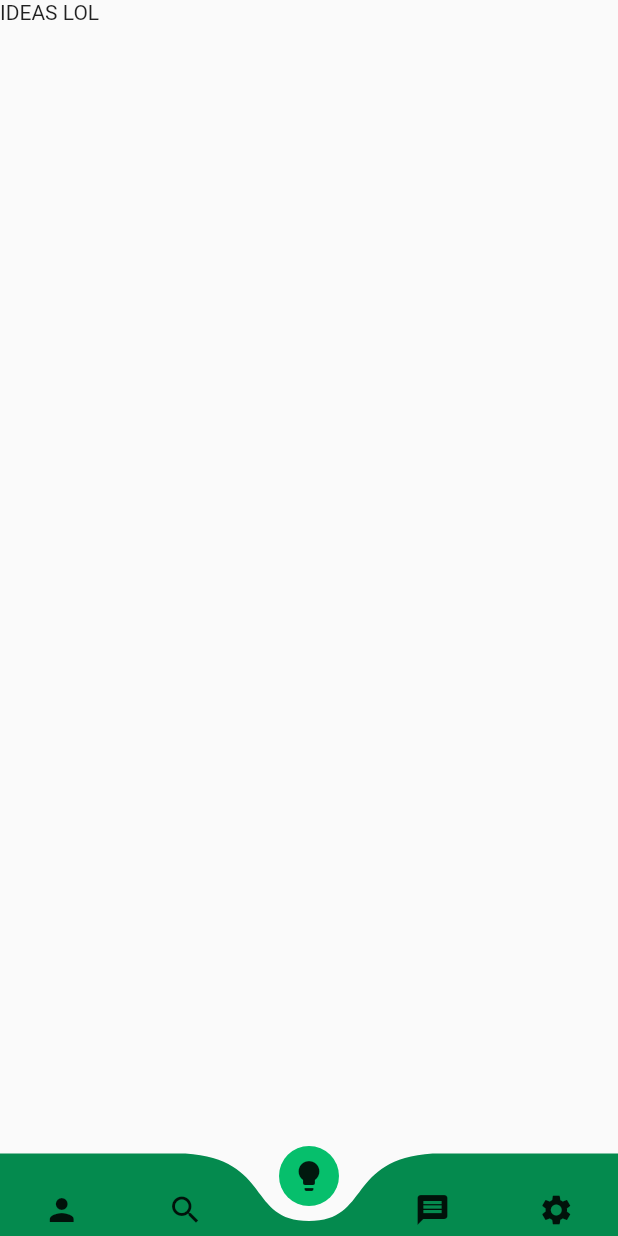
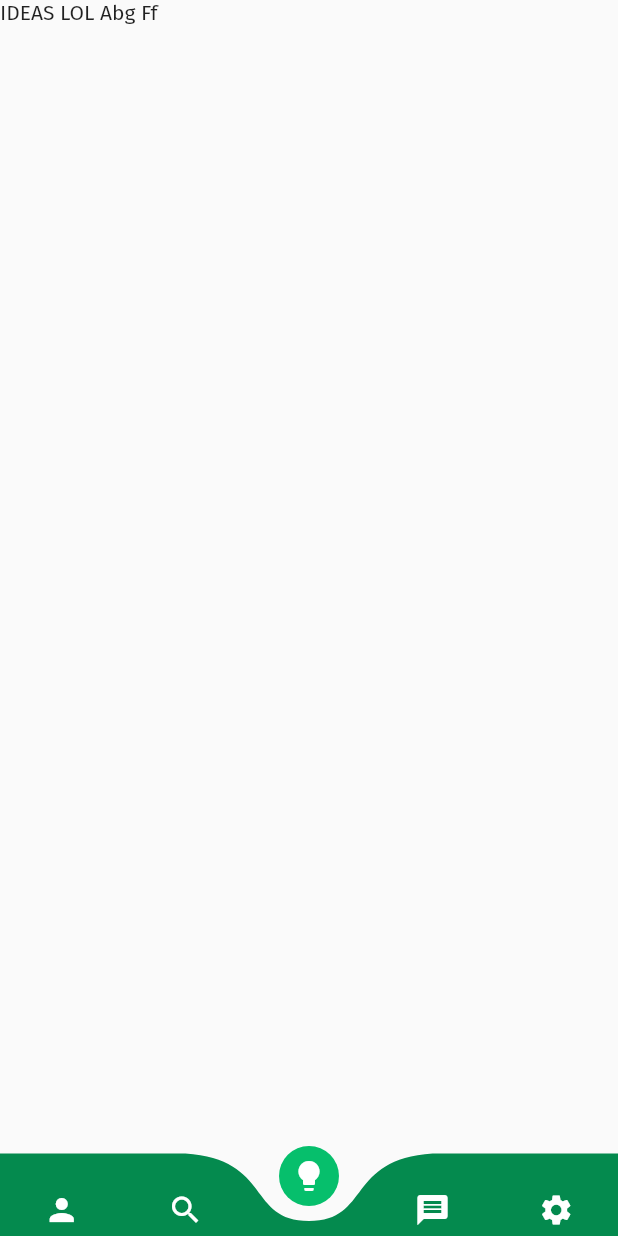
Before and after one commit to B6Infinity/ender, a Flutter app: the screen it shows after launch, on a phone screen of 412 x 824 dp. Run offline on Flutter 3.47's test engine with Material 2 defaults, Android fonts, the phone set to English and light mode, and no system bars; drawn by our look-alikes of curved_navigation_bar; our stand-ins replace font_awesome_flutter, google_fonts.

Commit message:
working on modeswitch

```diff
--- a/lib/home.dart
+++ b/lib/home.dart
@@ -6,8 +6,11 @@ import 'package:ender/pages/messages.dart';
 import 'package:ender/pages/profile.dart';
 import 'package:ender/pages/search.dart';
 import 'package:ender/pages/settings.dart';
+import 'package:ender/theme/theme_constants.dart';
 import 'package:flutter/material.dart';
+import 'package:flutter/services.dart';
 import 'package:font_awesome_flutter/font_awesome_flutter.dart';
+import 'package:google_fonts/google_fonts.dart';
 
 final pages = [
   Profile(),
@@ -37,16 +40,28 @@ class _HomeState extends State<Home> {
         backgroundColor: Theme.of(context).scaffoldBackgroundColor,
         // ignore: prefer_const_literals_to_create_immutables
         items: <Widget>[
-          Icon(Icons.person),
-          Icon(Icons.search),
-          Icon(Icons.lightbulb),
-          Icon(Icons.message),
-          Icon(Icons.settings),
+          Icon(
+            Icons.person,
+            color: Colors.white,
+          ),
+          Icon(
+            Icons.search,
+            color: Colors.white,
+          ),
+          Icon(
+            Icons.lightbulb,
+            color: Colors.white,
+          ),
+          Icon(
+            Icons.message,
+            color: Colors.white,
+          ),
+          Icon(
+            Icons.settings,
+            color: Colors.white,
+          ),
         ],
         onTap: (index) {
-          //Handle button tap
-          //
-          // print(index);
           setState(() {
             activepage = index;
           });
@@ -61,3 +76,32 @@ class _HomeState extends State<Home> {
     );
   }
 }
+
+// ListTile Se
+Padding heading1(String text) {
+  return Padding(
+    padding: const EdgeInsets.only(top: 24.0, bottom: 24, left: 10),
+    child: Text(
+      text,
+      style: GoogleFonts.firaSans(
+        color: primaryColor,
+        fontSize: 25,
+        fontWeight: FontWeight.w600,
+      ),
+    ),
+  );
+}
+
+Padding heading2(String text) {
+  return Padding(
+    padding: const EdgeInsets.only(top: 24.0, bottom: 24, left: 10),
+    child: Text(
+      text,
+      style: GoogleFonts.firaSans(
+        color: primaryColor,
+        fontSize: 20,
+        fontWeight: FontWeight.w600,
+      ),
+    ),
+  );
+}
--- a/lib/main.dart
+++ b/lib/main.dart
@@ -1,8 +1,12 @@
 import 'package:ender/home.dart';
 import 'package:ender/theme/theme_constants.dart';
 import 'package:flutter/material.dart';
+import 'package:flutter/services.dart';
 
 void main() {
+  SystemChrome.setSystemUIOverlayStyle(
+      const SystemUiOverlayStyle(statusBarColor: Colors.transparent));
+
   runApp(const MyApp());
 }
 
@@ -16,6 +20,7 @@ class MyApp extends StatelessWidget {
       title: 'Flutter Demo',
       theme: lightTheme,
       darkTheme: darkTheme,
+      // ignore: prefer_const_constructors
       home: Home(),
     );
   }
--- a/lib/pages/ideas.dart
+++ b/lib/pages/ideas.dart
@@ -13,7 +13,8 @@ class _IdeasState extends State<Ideas> {
   @override
   Widget build(BuildContext context) {
     return Container(
-      child: const Text("IDEAS LOL"),
+      child: ListView(children: [Text("IDEAS LOL Abg Ff")]),
+      // https://youtu.be/uHiTO1dfjUI?t=837
     );
   }
 }
--- a/lib/theme/theme_constants.dart
+++ b/lib/theme/theme_constants.dart
@@ -1,4 +1,5 @@
 import 'package:flutter/material.dart';
+import 'package:google_fonts/google_fonts.dart';
 
 ThemeData lightTheme = ThemeData(
   brightness: Brightness.light,
@@ -6,6 +7,10 @@ ThemeData lightTheme = ThemeData(
   primaryColorLight: const Color(0xff06bf6c),
   primaryColorDark: const Color(0xff01331d),
   appBarTheme: const AppBarTheme(color: Color(0xff048a4e)),
+  textTheme: TextTheme(
+    bodyText2: GoogleFonts.firaSans(),
+    bodyText1: GoogleFonts.firaSans(),
+  ),
 );
 
 ThemeData darkTheme = ThemeData(
@@ -15,6 +20,10 @@ ThemeData darkTheme = ThemeData(
   primaryColorDark: const Color(0xff01331d),
   appBarTheme: const AppBarTheme(color: Color(0xff048a4e)),
   scaffoldBackgroundColor: const Color(0xff06120c),
+  textTheme: TextTheme(
+    bodyText2: GoogleFonts.firaSans(),
+    bodyText1: GoogleFonts.firaSans(),
+  ),
 );
 
 const lightestColor = Color(0xff03fc8c);
--- a/pubspec.yaml
+++ b/pubspec.yaml
@@ -36,6 +36,8 @@ dependencies:
 
   cupertino_icons: ^1.0.2
   font_awesome_flutter: ^10.2.1
+  google_fonts: ^3.0.1
+
   curved_navigation_bar: ^1.0.3
 
 dev_dependencies:
```
Also changed, not shown: lib/pages/settings.dart (+21 -2 lines), pubspec.lock, 1 other file.
